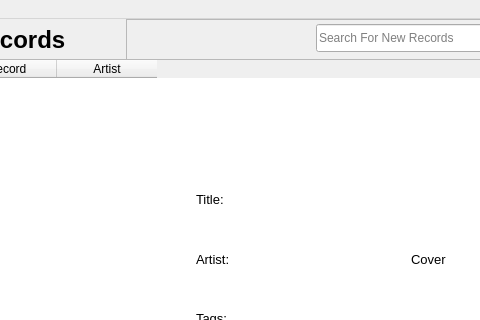
Qt form My Record Collection Source/mainwindow.ui (Drag0nCodes/MyRecordCollection) before a commit; both pictures show x 154 to 634 and y 0 to 320 of the 1000 by 810 pixel window.
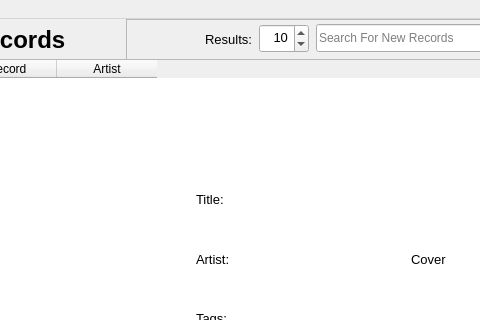
The same form after that commit. The open tabs and pages were chosen to show the change.

Commit message:
Changes: - Added option to choose how many results are gotten in last.fm record search
Bug fixes:
- Improved discogs import fetching wrong album covers
- Improved wiki genre tags fetch from getting non-genres

```diff
--- a/My Record Collection Source/mainwindow.ui
+++ b/My Record Collection Source/mainwindow.ui
@@ -1025,6 +1025,59 @@
         <string>9    10</string>
        </property>
       </widget>
+      <widget class="QLabel" name="searchRecord_ResultsSpinLabel">
+       <property name="geometry">
+        <rect>
+         <x>45</x>
+         <y>5</y>
+         <width>81</width>
+         <height>31</height>
+        </rect>
+       </property>
+       <property name="font">
+        <font>
+         <family>Arial</family>
+         <pointsize>10</pointsize>
+        </font>
+       </property>
+       <property name="text">
+        <string>Results:</string>
+       </property>
+       <property name="alignment">
+        <set>Qt::AlignRight|Qt::AlignTrailing|Qt::AlignVCenter</set>
+       </property>
+      </widget>
+      <widget class="QSpinBox" name="searchRecord_ResultsSpin">
+       <property name="geometry">
+        <rect>
+         <x>133</x>
+         <y>5</y>
+         <width>50</width>
+         <height>29</height>
+        </rect>
+       </property>
+       <property name="font">
+        <font>
+         <family>Arial</family>
+         <pointsize>10</pointsize>
+        </font>
+       </property>
+       <property name="buttonSymbols">
+        <enum>QAbstractSpinBox::UpDownArrows</enum>
+       </property>
+       <property name="prefix">
+        <string>⠀</string>
+       </property>
+       <property name="minimum">
+        <number>1</number>
+       </property>
+       <property name="maximum">
+        <number>100</number>
+       </property>
+       <property name="value">
+        <number>10</number>
+       </property>
+      </widget>
      </widget>
      <zorder>searchRecord_RightAlignedFrame</zorder>
      <zorder>searchRecord_Table</zorder>
```
The commit also changes 3 other files.
